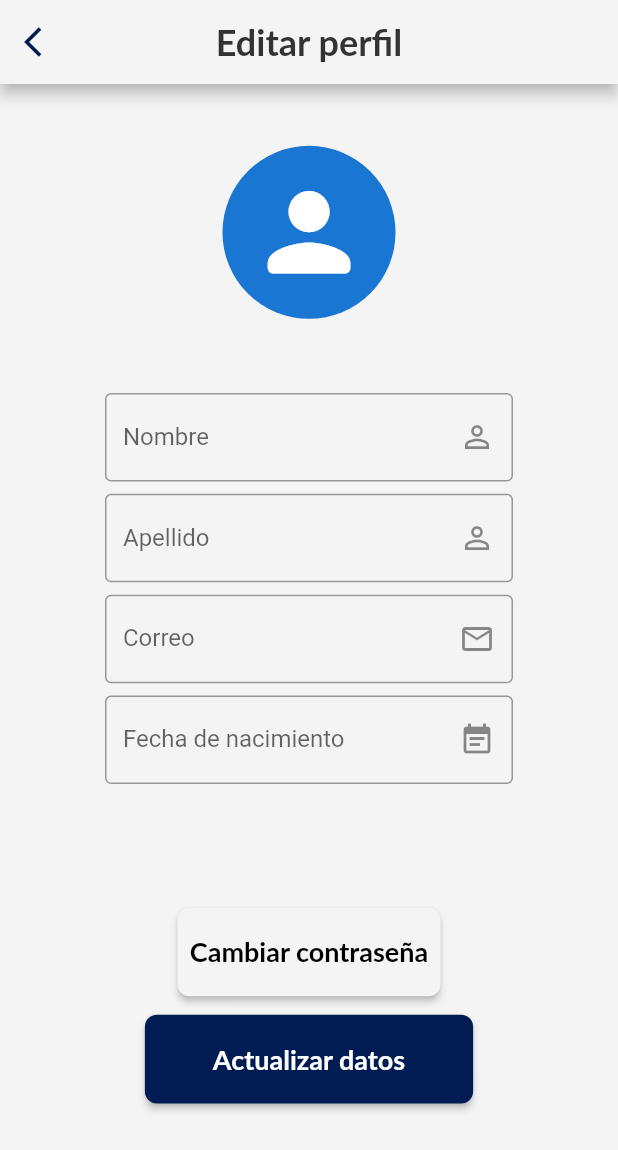
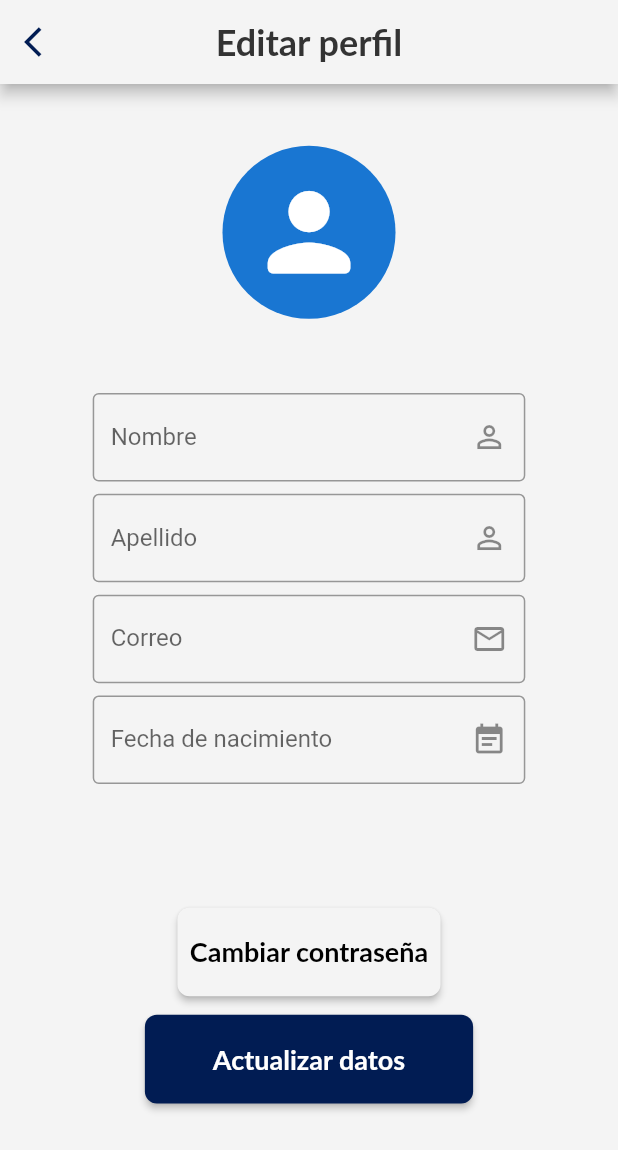
Before and after one commit to FERCKOO/soccer_management, a Flutter app: the LayoutBottomNavigatorBar screen opened by its route, item 2 of the bottom bar chosen, after a tap on the "person outline" icon, after a tap on "Editar perfil", on a phone screen of 412 x 824 dp. Shown: the top 1150 px of the screen. Run offline on Flutter 3.47's test engine with Material 2 defaults, Android fonts, the phone set to English and light mode, and no system bars; drawn by our look-alikes of date_field; our stand-ins replace awesome_dialog; missing offline and left inert: horizontal_calendar; Roboto replaces fonts that are missing (Lato).

Commit message:
App responsiva y acomodo pantalla notificaciones

```diff
--- a/lib/Screens/calendar.dart
+++ b/lib/Screens/calendar.dart
@@ -9,6 +9,7 @@ class CalendarPage extends StatelessWidget {
   @override
   Widget build(BuildContext context) {
     final sizeScreen = MediaQuery.of(context).size; // Tamaño de la pantalla
+
     return SafeArea(
       child: Scaffold(
         backgroundColor: const Color(0xffF4F4F4),
@@ -20,7 +21,7 @@ class CalendarPage extends StatelessWidget {
           title: const Text(
             'Calendario',
             textAlign: TextAlign.center,
-            style: const TextStyle(
+            style: TextStyle(
               color: Color(0xFF333333),
               fontSize: 24,
               fontWeight: FontWeight.bold,
@@ -36,7 +37,7 @@ class CalendarPage extends StatelessWidget {
               * Imagen de la liga.
             */
           Container(
-            padding: const EdgeInsets.only(top: 34),
+            padding: EdgeInsets.only(top: sizeScreen.height*.05),
             alignment: Alignment.topCenter,
             child: const Icon(
               Icons.image,
@@ -59,7 +60,7 @@ class CalendarPage extends StatelessWidget {
             ),
           ),
           */
-          const SizedBox(height: 8),
+          SizedBox(height: sizeScreen.height*.01),
 
           /**
              * Linea horizontal.
@@ -120,13 +121,13 @@ class CalendarPage extends StatelessWidget {
             ),
           ),
         */
-          const SizedBox(
-            height: 8,
+          SizedBox(
+            height: sizeScreen.height*.02,
           ),
 
           const Text(
             'Proximos partidos',
-            style: const TextStyle(
+            style: TextStyle(
               color: Color(0xFF011C53),
               fontSize: 20,
               fontWeight: FontWeight.bold,
@@ -134,8 +135,8 @@ class CalendarPage extends StatelessWidget {
             ),
           ),
 
-          const SizedBox(
-            height: 8,
+          SizedBox(
+            height: sizeScreen.height*.01,
           ),
 
           // Carta para los partidos
@@ -150,7 +151,7 @@ class CalendarPage extends StatelessWidget {
                       children: [
                         const Text(
                           '8 Nov',
-                          style: const TextStyle(
+                          style: TextStyle(
                             fontSize: 17,
                                         color: Colors.black,
                                         fontWeight: FontWeight.bold,
@@ -172,7 +173,7 @@ class CalendarPage extends StatelessWidget {
                                 children: [
                                   const Text(
                                     'Venom vs Yoguiños',
-                                    style: const TextStyle(
+                                    style: TextStyle(
                                         fontSize: 14,
                                         color: Colors.black,
                                         fontWeight: FontWeight.bold,
@@ -181,17 +182,17 @@ class CalendarPage extends StatelessWidget {
                                   ),
                                   Container(
                                     child: Row(
-                                      children: [
-                                        const Icon(Icons.location_on_outlined),
-                                        const Text('Indoor CUU')
+                                      children: const [
+                                        Icon(Icons.location_on_outlined),
+                                        Text('Indoor CUU')
                                       ],
                                     ),
                                   ),
                                   Container(
                                     child: Row(
-                                      children: [
-                                        const Icon(Icons.av_timer),
-                                        const Text('3:00 P.M')
+                                      children: const [
+                                        Icon(Icons.av_timer),
+                                        Text('8:00 P.M')
                                       ],
                                     ),
                                   ),
@@ -243,9 +244,11 @@ class _DropDownState extends State<_DropDown>{
 
   @override
   Widget build(BuildContext context) {
+    final sizeScreen = MediaQuery.of(context).size;
+
     return Container(
-      margin: const EdgeInsetsDirectional.only(
-        start: 35
+      margin: EdgeInsetsDirectional.only(
+        start: sizeScreen.height*.01
       ),
               alignment: AlignmentDirectional.topStart,
       child: DropdownButton(
@@ -255,13 +258,13 @@ class _DropDownState extends State<_DropDown>{
                   fontSize: 14,
                   fontWeight: FontWeight.bold
                   ),
-              items: [
-                const DropdownMenuItem(
-                  child: const Text('Liga'),
+              items: const [
+                DropdownMenuItem(
+                  child: Text('Liga'),
                   value: 1,
                 ),
-                const DropdownMenuItem(
-                  child: const Text('Equipo'),
+                DropdownMenuItem(
+                  child: Text('Equipo'),
                   value: 2,
                 )
               ],
--- a/lib/Screens/editData.dart
+++ b/lib/Screens/editData.dart
@@ -45,7 +45,8 @@ class EditDataPage extends StatelessWidget {
               Container(
                   padding: EdgeInsets.only(
                       top: sizeScreen.height * .05,
-                      bottom: sizeScreen.height * .06),
+                      bottom: sizeScreen.height * .06
+                    ),
                   alignment: Alignment.topCenter,
                   child: CircleAvatar(
                     radius: sizeScreen.height * .07,
@@ -53,12 +54,14 @@ class EditDataPage extends StatelessWidget {
                       Icons.person_rounded,
                       size: sizeScreen.height * .1,
                     ),
-                  )),
-              _textFieldName(),
+                  )
+                  ),
+
+              _textFieldName(sizeScreen),
               SizedBox(height: sizeScreen.height * .01),
-              _textFieldLastName(),
+              _textFieldLastName(sizeScreen),
               SizedBox(height: sizeScreen.height * .01),
-              _textFieldEmail(),
+              _textFieldEmail(sizeScreen),
               SizedBox(height: sizeScreen.height * .01),
               _formFieldDate(),
               SizedBox(height: sizeScreen.height * .1),
@@ -81,8 +84,8 @@ Widget _buttonChangePass(BuildContext context, Size sizeScreen) {
     style: ElevatedButton.styleFrom(
       primary: const Color(0xffF4F4F4),
       padding: EdgeInsets.symmetric(
+        vertical: sizeScreen.width * .045,
         horizontal: sizeScreen.width * .02,
-        vertical: sizeScreen.width * .045,
       ),
       shape: RoundedRectangleBorder(
         borderRadius: BorderRadius.circular(8),
@@ -129,29 +132,32 @@ Widget _buttonUpdateData(BuildContext context, Size sizeScreen) {
   );
 }
 
-Widget _textFieldName() {
+Widget _textFieldName(Size size) {
   return _textFieldGeneral(
     labelText: 'Nombre',
     icon: Icons.person_outline,
     hintText: 'Nombre',
+    sizeScreen: size,
     onChanged: () {},
   );
 }
 
-Widget _textFieldLastName() {
+Widget _textFieldLastName(Size size) {
   return _textFieldGeneral(
     labelText: 'Apellido',
     icon: Icons.person_outline,
     hintText: 'Apellido',
+    sizeScreen: size,
     onChanged: () {},
   );
 }
 
-Widget _textFieldEmail() {
+Widget _textFieldEmail(Size size) {
   return _textFieldGeneral(
     labelText: 'Correo',
     icon: Icons.email_outlined,
     hintText: 'example@hotmail.com',
+    sizeScreen: size,
     onChanged: () {},
   );
 }
@@ -170,6 +176,7 @@ class _textFieldGeneral extends StatefulWidget {
   final IconData icon;
   final Function onChanged;
   final bool obscureText;
+  final Size sizeScreen;
 
   const _textFieldGeneral({
     required this.labelText,
@@ -178,6 +185,7 @@ class _textFieldGeneral extends StatefulWidget {
     required this.icon,
     required this.onChanged,
     this.obscureText = false,
+    required this.sizeScreen,
   });
 
   @override
@@ -188,8 +196,8 @@ class _textFieldGeneralState extends State<_textFieldGeneral> {
   @override
   Widget build(BuildContext context) {
     return Container(
-      margin: const EdgeInsets.symmetric(
-        horizontal: 70,
+      margin: EdgeInsets.symmetric(
+        horizontal: widget.sizeScreen.width*.15,
       ),
       child: TextField(
         keyboardType: widget.keyboardType,
@@ -210,9 +218,10 @@ class _textFieldGeneralState extends State<_textFieldGeneral> {
 class _formDateGeneral extends StatelessWidget {
   @override
   Widget build(BuildContext context) {
+    final Size sizeScreen = MediaQuery.of(context).size;
     return Container(
-      margin: const EdgeInsets.symmetric(
-        horizontal: 70,
+      margin: EdgeInsets.symmetric(
+        horizontal: sizeScreen.width*.15,
       ),
       child: Form(
         child: Column(
--- a/lib/Screens/logIn.dart
+++ b/lib/Screens/logIn.dart
@@ -47,7 +47,7 @@ class LogInPage extends StatelessWidget {
                 child: Image(
                     alignment: Alignment.topCenter,
                     image: const AssetImage(
-                      'assets/images/Logo.png',
+                      'assets/images/LogoPNG.png',
                     ),
                     width: sizeScreen.width * .4)),
             SizedBox(height: sizeScreen.height * .03),
--- a/lib/Screens/principal.dart
+++ b/lib/Screens/principal.dart
@@ -1,7 +1,3 @@
-// ignore_for_file: non_constant_identifier_names
-
-import 'dart:ui';
-
 import 'package:flutter/material.dart';
 import 'package:soccer_management/Screens/notifications.dart';
 import 'joinTeam.dart';
@@ -12,6 +8,8 @@ class PrincipalPage extends StatelessWidget {
   final int _cantTeams = 1;
   @override
   Widget build(BuildContext context) {
+    final Size sizeScreen = MediaQuery.of(context).size;
+
     return SafeArea(
         child: Scaffold(
       backgroundColor: const Color(0xffF4F4F4),
@@ -19,7 +17,7 @@ class PrincipalPage extends StatelessWidget {
         backgroundColor: const Color(0xffF4F4F4),
         actions: [
           IconButton(
-            padding: const EdgeInsets.only(right: 15),
+            padding: EdgeInsets.only(right: sizeScreen.width*.02),
             color: const Color(0xFF011C53),
             icon: const Icon(
               Icons.notifications_none,
@@ -46,13 +44,12 @@ class PrincipalPage extends StatelessWidget {
         ),
         centerTitle: true,
       ),
-      body: _body(context, _cantTeams),
+      body: _body(sizeScreen, _cantTeams),
     ));
   }
 }
 
-Widget _body(context, int _cantTeams) {
-  final size = MediaQuery.of(context).size; // Tamaño total de  la pantalla
+Widget _body(Size sizeScreen, int _cantTeams) {
   bool hTeam; // validacion con Query para saber si se tiene equipo
   (_cantTeams == 0) ? hTeam = false : hTeam = true;
 
@@ -63,7 +60,7 @@ Widget _body(context, int _cantTeams) {
               * Imagen del usuario.
             */
       Container(
-        padding: const EdgeInsets.only(top: 34),
+        padding: EdgeInsets.only(top: sizeScreen.width*.1),
         alignment: Alignment.topCenter,
         child: const Icon(
           Icons.person_rounded,
@@ -84,7 +81,7 @@ Widget _body(context, int _cantTeams) {
           textAlign: TextAlign.center,
         ),
       ),
-      const SizedBox(height: 8),
+      SizedBox(height: sizeScreen.height*.01),
 
       /**
              * Linea horizontal.
@@ -99,18 +96,18 @@ Widget _body(context, int _cantTeams) {
           ),
         ),
       ),
-      const SizedBox(height: 2),
+      SizedBox(height: sizeScreen.height*.002),
 
       /**
              * Contenedor de la etiqueta
              */
-      _etiqueta((!hTeam) ? 'Sin equipos' : 'Selecciona un equipo'),
+      _etiqueta((!hTeam) ? 'Sin equipos' : 'Selecciona un equipo', sizeScreen),
 
       Expanded(
         child: ListView.builder(
           itemCount: _cantTeams,
           itemBuilder: (context, int index) {
-            return GestureDetectorTeams('Colibri', 'Venom');
+            return GestureDetectorTeams('Colibri', 'Venom', sizeScreen);
           },
         ),
       ),
@@ -120,11 +117,11 @@ Widget _body(context, int _cantTeams) {
 }
 
 // widget para los equipos
-GestureDetector GestureDetectorTeams(String NameLeague, String NameTeam) {
+GestureDetector GestureDetectorTeams(String NameLeague, String NameTeam, Size sizeScreen) {
   return GestureDetector(
     child: Container(
-      padding: const EdgeInsets.symmetric(
-        horizontal: 5,
+      padding: EdgeInsets.symmetric(
+        horizontal: sizeScreen.width*.01,
       ),
       child: ListTile(
         leading: const CircleAvatar(),
@@ -141,9 +138,9 @@ Widget _button(context, Size size) {
     style: ElevatedButton.styleFrom(
       alignment: Alignment(size.width / 2, size.height),
       primary: const Color(0xFF011C53),
-      padding: const EdgeInsets.symmetric(
-        horizontal: 80,
-        vertical: 20,
+      padding: EdgeInsets.symmetric(
+        vertical: size.width * .05,
+        horizontal: size.width * .2,
       ),
       shape: RoundedRectangleBorder(
         borderRadius: BorderRadius.circular(8),
@@ -168,26 +165,31 @@ Widget _button(context, Size size) {
  * Seccion de metodos y funciones
 */
 
-Widget _etiqueta(String name) {
+Widget _etiqueta(String name, Size size) {
   return _etiquetaclase(
     name: name,
+    sizeScreen: size,
   );
 }
 
 // ignore: camel_case_types
 class _etiquetaclase extends StatelessWidget {
   final String name;
+  final Size sizeScreen;
 
-  const _etiquetaclase({required this.name});
+  const _etiquetaclase({
+    required this.name,
+    required this.sizeScreen,
+  });
 
   @override
   Widget build(BuildContext context) {
     return Container(
-      padding: const EdgeInsets.only(top: 5),
+      padding: EdgeInsets.only(top: sizeScreen.height*.01),
       decoration: const BoxDecoration(
         color: Color(0xFF011C53),
       ),
-      height: 25,
+      height: sizeScreen.height*.04,
       width: double.infinity,
       child: Text(
         name,
--- a/lib/Screens/profile.dart
+++ b/lib/Screens/profile.dart
@@ -8,7 +8,7 @@ class PorfilePage extends StatelessWidget {
 
   @override
   Widget build(BuildContext context) {
-    var sizeScreen = MediaQuery.of(context).size;
+    final sizeScreen = MediaQuery.of(context).size;
 
     return SafeArea(
       child: Scaffold(
@@ -76,9 +76,11 @@ class PorfilePage extends StatelessWidget {
               child: Container(
                 alignment: AlignmentDirectional.topStart,
                 margin: EdgeInsetsDirectional.only(
-                    start: sizeScreen.width * .05, end: sizeScreen.width * .09),
-                padding: const EdgeInsets.symmetric(
-                  vertical: 18,
+                    start: sizeScreen.width * .05,
+                    end: sizeScreen.width * .09
+                  ),
+                padding: EdgeInsets.symmetric(
+                  vertical: sizeScreen.height*.025,
                 ),
                 decoration: const BoxDecoration(
                   border: Border(
@@ -98,7 +100,7 @@ class PorfilePage extends StatelessWidget {
                 Navigator.pushNamed(context, EditDataPage.id);
               },
             ),
-            SizedBox(height: sizeScreen.height * .01),
+            SizedBox(height: sizeScreen.height * .05),
             /**
                * Detector de gestos para click en el container
                * Container con "Notificaciones"
@@ -107,8 +109,10 @@ class PorfilePage extends StatelessWidget {
               child: Container(
                 alignment: AlignmentDirectional.topStart,
                 margin: EdgeInsetsDirectional.only(
-                    start: sizeScreen.width * .05, end: sizeScreen.width * .09),
-                padding: const EdgeInsets.symmetric(vertical: 18),
+                    start: sizeScreen.width * .05,
+                    end: sizeScreen.width * .09
+                  ),
+                padding: EdgeInsets.symmetric(vertical: sizeScreen.height*.025),
                 decoration: const BoxDecoration(
                   border: Border(
                     bottom: BorderSide(
@@ -127,15 +131,17 @@ class PorfilePage extends StatelessWidget {
                 Navigator.pushNamed(context, editNotificationsPage.id);
               },
             ),
-            SizedBox(height: sizeScreen.height * .05),
+            SizedBox(height: sizeScreen.height * .06),
             /**
                * Container para el dark mode
                */
             Container(
               alignment: AlignmentDirectional.topStart,
               margin: EdgeInsetsDirectional.only(
-                  start: sizeScreen.width * .05, end: sizeScreen.width * .09),
-              padding: const EdgeInsets.symmetric(vertical: 18),
+                  start: sizeScreen.width * .05,
+                  end: sizeScreen.width * .09
+                ),
+              padding: EdgeInsets.symmetric(vertical: sizeScreen.height*.025),
               decoration: const BoxDecoration(
                 border: Border(
                   bottom: BorderSide(
--- a/lib/bottom_drawer_layout.dart
+++ b/lib/bottom_drawer_layout.dart
@@ -114,7 +114,7 @@ class _LayoutBottomNavigatorBarState extends State<LayoutBottomNavigatorBar> {
                   },
                 ),
                 Text(
-                  'Ligas',
+                  'Inscribirme',
                   style: TextStyle(
                     color:
                         _selectedIndex != 2 ? Colors.white : Color(0xFFE51E3F),
```
Also changed, not shown: lib/Screens/changePass.dart (+25 -23 lines), lib/Screens/editNotifications.dart (+6 -2 lines), lib/Screens/forgotpass.dart (+13 -9 lines), lib/Screens/joinTeam.dart (+17 -14 lines), lib/Screens/logup.dart (+29 -20 lines), lib/Screens/notifications.dart (+41 -16 lines).
